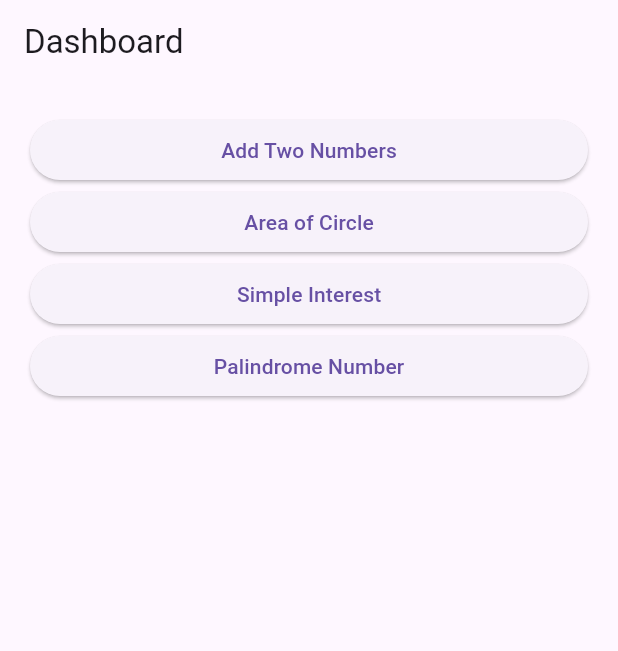
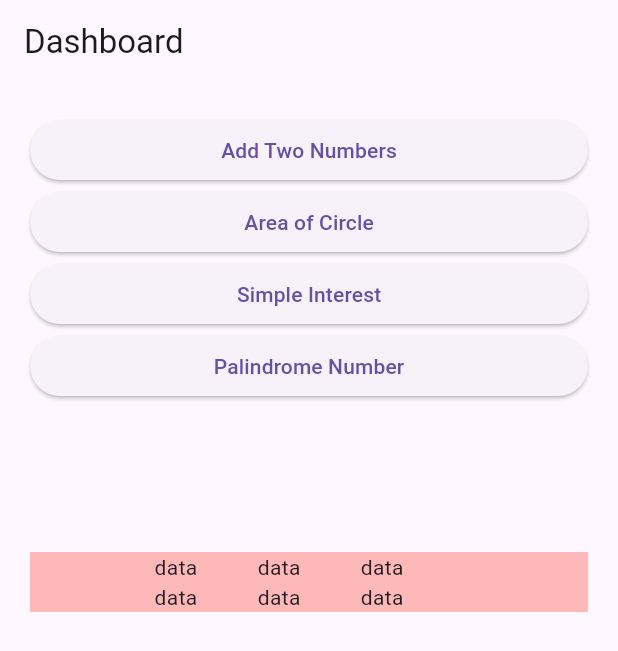
Before and after one commit to Shinigami1593/Flutter_sem_5_classes, a Flutter app: the screen it shows after launch, on a phone screen of 412 x 824 dp. Shown: the top 651 px of the screen. Run offline on Flutter 3.47's test engine with Material 3 defaults, Android fonts, the light colour scheme and no system bars; our stand-ins replace dartz.

Commit message:
push tsting

```diff
--- a/Flutter/flutter_project_class/lib/view/first_view.dart
+++ b/Flutter/flutter_project_class/lib/view/first_view.dart
@@ -31,6 +31,49 @@ class _FirstViewState extends State<FirstView> {
             onPressed: () => Navigator.pushNamed(context, '/palindrome'),
             child: const Text("Palindrome Number"),
           ),
+          SizedBox(
+            height: 100,
+          ),
+          Container(
+            color: const Color.fromARGB(255, 255, 184, 184),
+            width: double.infinity,
+            child: Row(
+              mainAxisAlignment: MainAxisAlignment.center,
+              children: [
+                Column(
+                  children: [
+                    Text('data'),
+                    Text('data'),
+                  ],
+                ),
+
+                SizedBox(
+                  width: 40,
+                ),
+                Column(
+                  children: [
+                    Text('data'),
+                    Text('data'),
+                  ],
+                ),
+
+                SizedBox(
+                  width: 40,
+                ),
+                Column(
+                  children: [
+                    Text('data'),
+                    Text('data'),
+                  ],
+                ),
+
+                SizedBox(
+                  width: 40,
+                ),
+              ],
+            ),
+          )
+
         ],
       ),
     );
```
